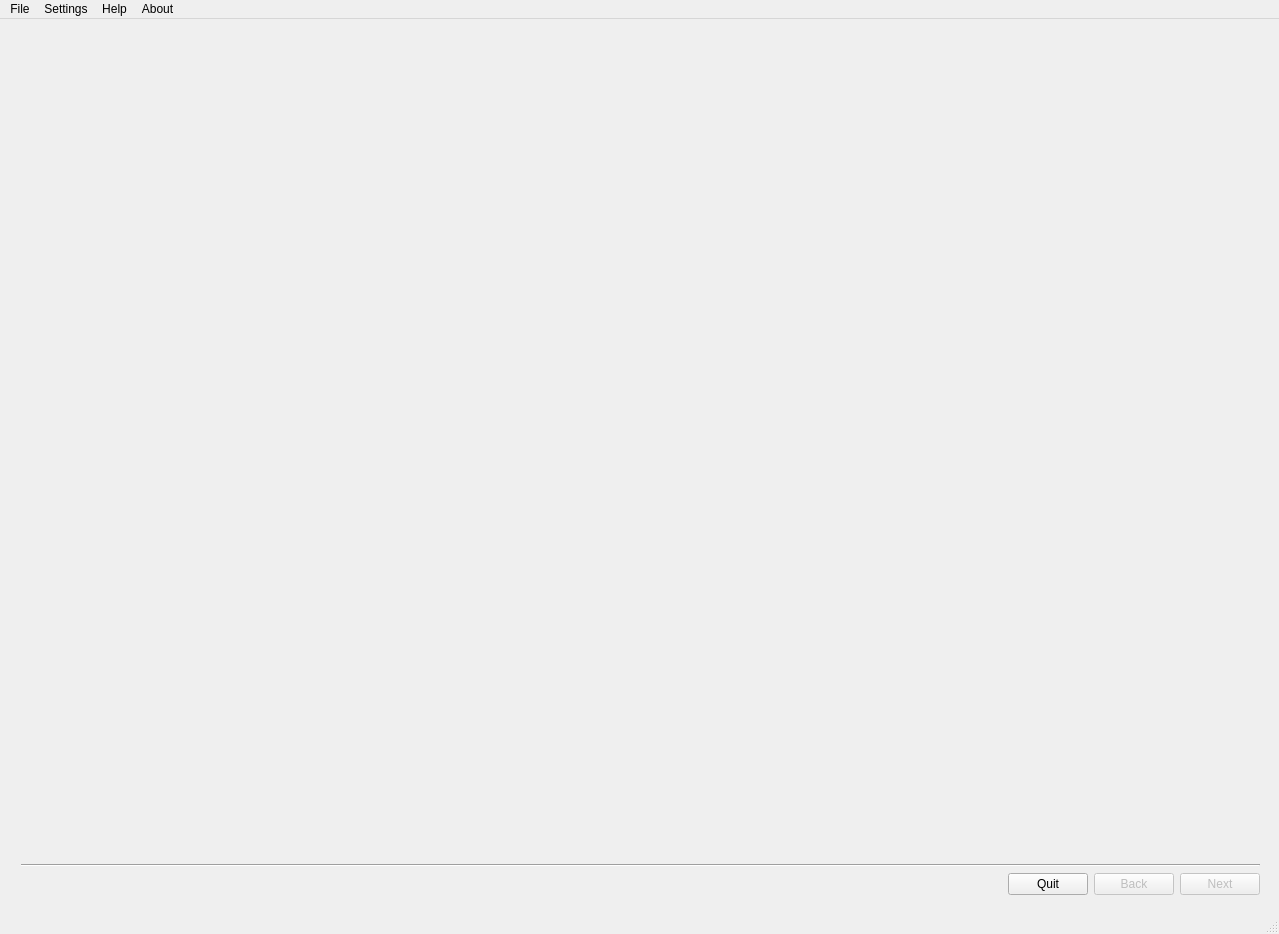
Above: src/StackedWidget.ui from CarloNicolini/Volvux before the change. Below: the same form after it.
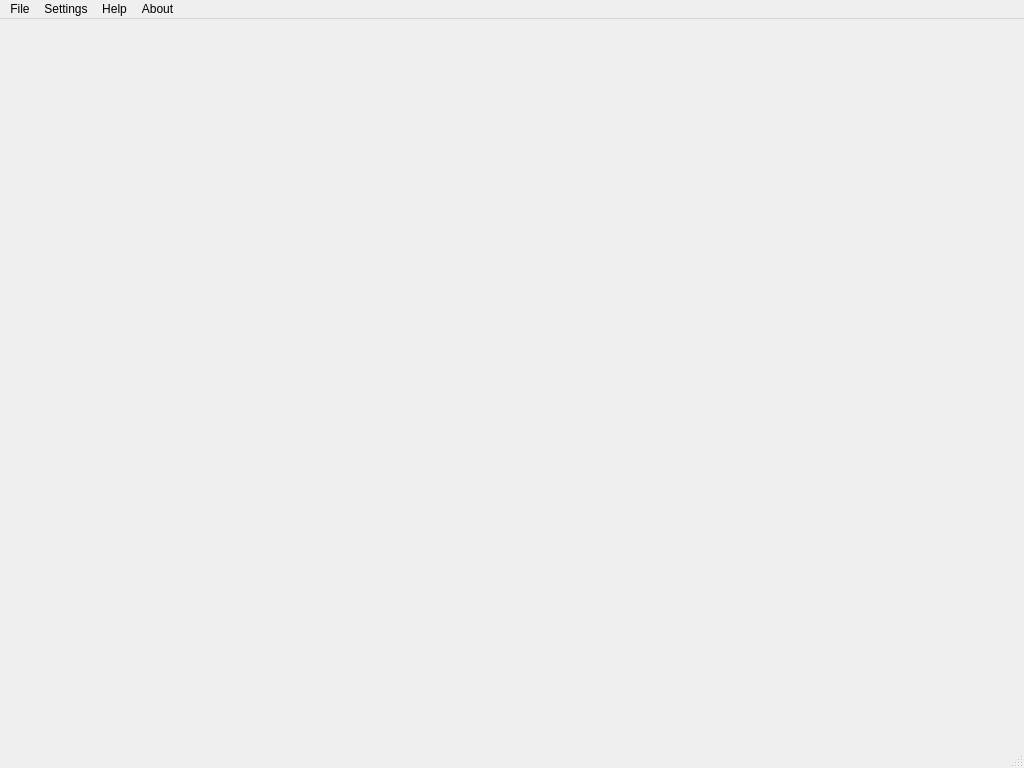
That is the form after the change.

The edit to the form file:
```diff
--- a/src/StackedWidget.ui
+++ b/src/StackedWidget.ui
@@ -6,10 +6,16 @@
    <rect>
     <x>0</x>
     <y>0</y>
-    <width>1279</width>
-    <height>934</height>
+    <width>1024</width>
+    <height>768</height>
    </rect>
   </property>
+  <property name="sizePolicy">
+   <sizepolicy hsizetype="Expanding" vsizetype="Expanding">
+    <horstretch>0</horstretch>
+    <verstretch>0</verstretch>
+   </sizepolicy>
+  </property>
   <property name="minimumSize">
    <size>
     <width>1024</width>
@@ -18,8 +24,8 @@
   </property>
   <property name="maximumSize">
    <size>
-    <width>1279</width>
-    <height>1023</height>
+    <width>99999</width>
+    <height>99999</height>
    </size>
   </property>
   <property name="windowTitle">
@@ -129,8 +135,8 @@
     <rect>
      <x>0</x>
      <y>0</y>
-     <width>1279</width>
-     <height>22</height>
+     <width>1024</width>
+     <height>21</height>
     </rect>
    </property>
    <widget class="QMenu" name="menuFile">
```
